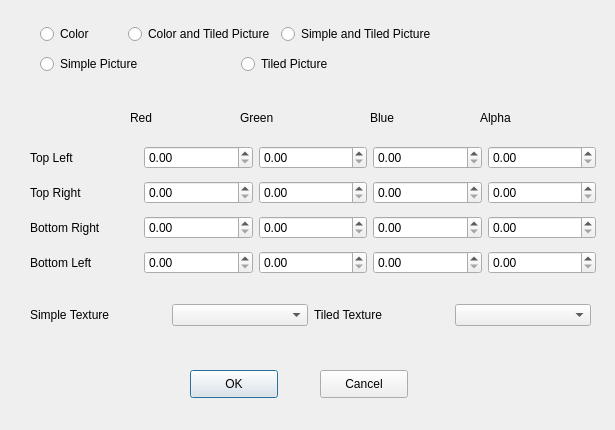
Qt form NietLevelEditor/BackgroundForm.ui (LeVirus/NietLevelEditor) before a commit.
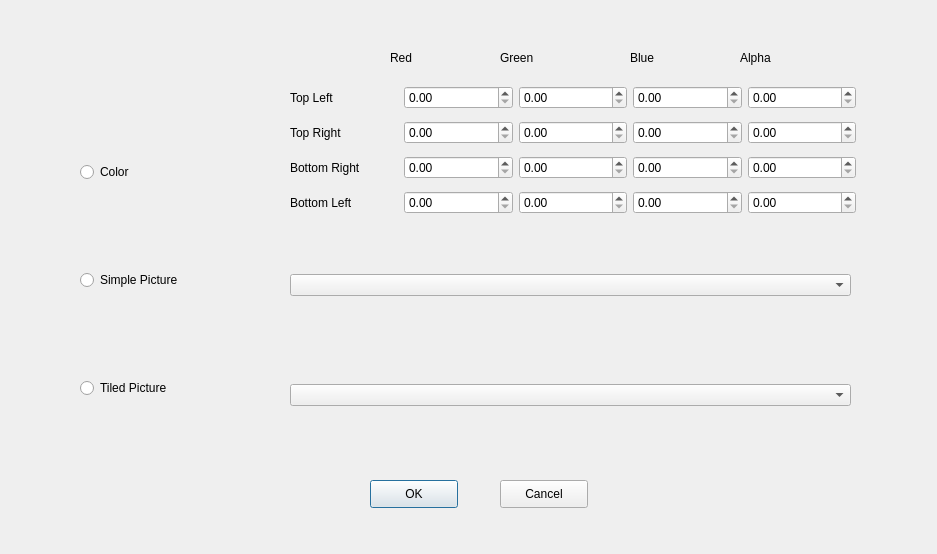
The same form after that commit.

Commit message: Improve background form.

The edit to the form file:
```diff
--- a/NietLevelEditor/BackgroundForm.ui
+++ b/NietLevelEditor/BackgroundForm.ui
@@ -6,8 +6,8 @@
    <rect>
     <x>0</x>
     <y>0</y>
-    <width>615</width>
-    <height>430</height>
+    <width>937</width>
+    <height>554</height>
    </rect>
   </property>
   <property name="windowTitle">
@@ -16,8 +16,8 @@
   <widget class="QWidget" name="colorContainer" native="true">
    <property name="geometry">
     <rect>
-     <x>10</x>
-     <y>80</y>
+     <x>270</x>
+     <y>20</y>
      <width>601</width>
      <height>231</height>
     </rect>
@@ -294,8 +294,8 @@
   <widget class="QPushButton" name="OkButton">
    <property name="geometry">
     <rect>
-     <x>190</x>
-     <y>370</y>
+     <x>370</x>
+     <y>480</y>
      <width>88</width>
      <height>28</height>
     </rect>
@@ -307,8 +307,8 @@
   <widget class="QPushButton" name="CancelButton">
    <property name="geometry">
     <rect>
-     <x>320</x>
-     <y>370</y>
+     <x>500</x>
+     <y>480</y>
      <width>88</width>
      <height>28</height>
     </rect>
@@ -317,50 +317,31 @@
     <string>Cancel</string>
    </property>
   </widget>
-  <widget class="QWidget" name="">
+  <widget class="QWidget" name="layoutWidget">
    <property name="geometry">
     <rect>
-     <x>30</x>
-     <y>300</y>
+     <x>290</x>
+     <y>270</y>
      <width>561</width>
      <height>30</height>
     </rect>
    </property>
    <layout class="QHBoxLayout" name="horizontalLayout">
-    <item>
-     <widget class="QLabel" name="label_9">
-      <property name="text">
-       <string>Simple Texture</string>
-      </property>
-     </widget>
-    </item>
     <item>
      <widget class="QComboBox" name="spriteSimpleTextureComboBox"/>
     </item>
-    <item>
-     <widget class="QLabel" name="label_10">
-      <property name="text">
-       <string>Tiled Texture</string>
-      </property>
-     </widget>
-    </item>
-    <item>
-     <widget class="QComboBox" name="spriteTiledTextureComboBox"/>
-    </item>
    </layout>
   </widget>
-  <widget class="QWidget" name="">
+  <widget class="QWidget" name="verticalLayoutWidget">
    <property name="geometry">
     <rect>
-     <x>40</x>
-     <y>20</y>
-     <width>396</width>
-     <height>60</height>
+     <x>80</x>
+     <y>80</y>
+     <width>182</width>
+     <height>401</height>
     </rect>
    </property>
-   <layout class="QVBoxLayout" name="verticalLayout_2">
-    <item>
-     <layout class="QHBoxLayout" name="horizontalLayout_5">
+   <layout class="QVBoxLayout" name="verticalLayout_3">
       <item>
        <widget class="QRadioButton" name="coloredRadioButton">
         <property name="text">
@@ -369,24 +350,6 @@
        </widget>
       </item>
       <item>
-       <widget class="QRadioButton" name="colorAndTiledTextRadioButton">
-        <property name="text">
-         <string>Color and Tiled Picture</string>
-        </property>
-       </widget>
-      </item>
-      <item>
-       <widget class="QRadioButton" name="simpleTextureAndTiledTextRadioButton">
-        <property name="text">
-         <string>Simple and Tiled Picture</string>
-        </property>
-       </widget>
-      </item>
-     </layout>
-    </item>
-    <item>
-     <layout class="QHBoxLayout" name="horizontalLayout_6">
-      <item>
        <widget class="QRadioButton" name="simpleTextRadioButton">
         <property name="text">
          <string>Simple Picture</string>
@@ -401,6 +364,19 @@
        </widget>
       </item>
      </layout>
+  </widget>
+  <widget class="QWidget" name="horizontalLayoutWidget">
+   <property name="geometry">
+    <rect>
+     <x>290</x>
+     <y>380</y>
+     <width>561</width>
+     <height>31</height>
+    </rect>
+   </property>
+   <layout class="QHBoxLayout" name="horizontalLayout_2">
+    <item>
+     <widget class="QComboBox" name="spriteTiledTextureComboBox"/>
     </item>
    </layout>
   </widget>
```
Lines whose indentation alone changed are shown as unchanged. The commit also changes 5 other files.
